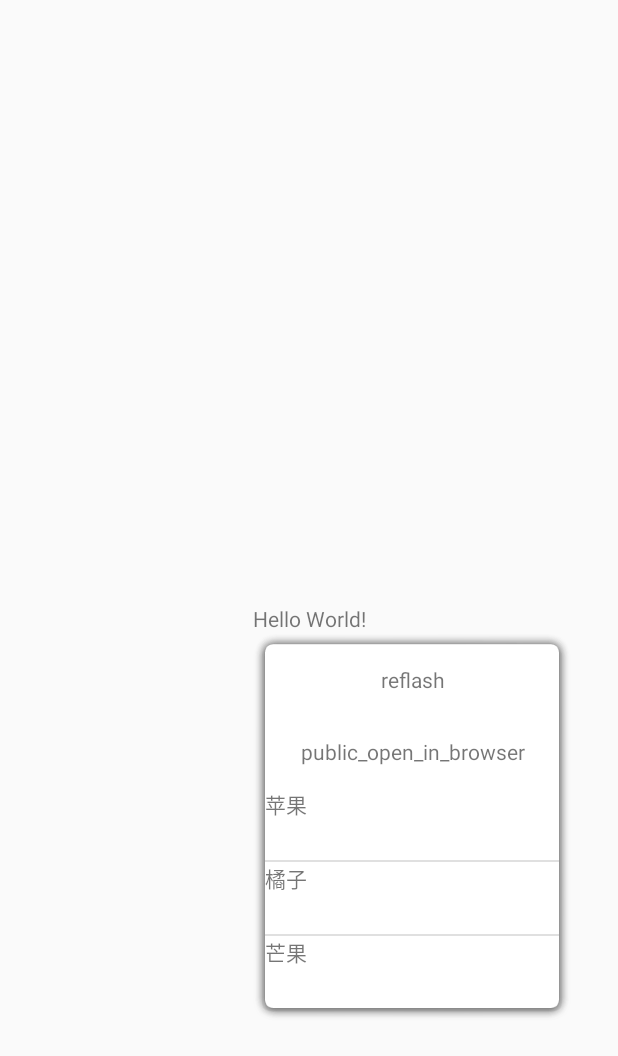
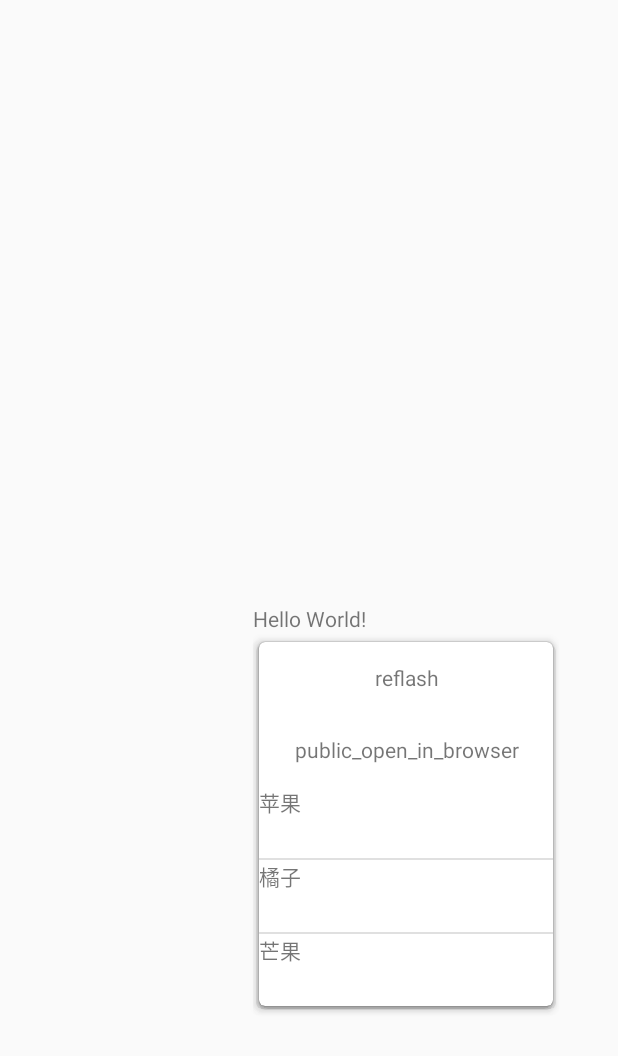
Before and after one commit to xdhuangsidi/RoundRectLayout, an Android app: the screen it shows after launch (MainActivity), after a tap on "Hello World!", on a phone screen of 412 x 824 dp. Shown: the top 1056 px of the screen. Run offline under Robolectric (Android 15) with nearby library versions, the phone set to English and light mode, and no system bars.

```diff
--- a/app/src/main/java/com/example/root/popup/MainActivity.java
+++ b/app/src/main/java/com/example/root/popup/MainActivity.java
@@ -6,6 +6,7 @@ import android.os.Bundle;
 import android.view.LayoutInflater;
 import android.view.View;
 import android.view.ViewGroup;
+import android.widget.AdapterView;
 import android.widget.ArrayAdapter;
 import android.widget.ListView;
 import android.widget.PopupWindow;
@@ -41,8 +42,13 @@ public class MainActivity extends Activity {
         window.setOutsideTouchable(true);
         window.setBackgroundDrawable(new BitmapDrawable());
         RoundRectLayout rcRelativeLayout = content_view.findViewById(R.id.rc_layout);
-        rcRelativeLayout.setRadius(12.5f);
         ListView listView = content_view.findViewById(R.id.listview);
+        listView.setOnItemClickListener(new AdapterView.OnItemClickListener() {
+            @Override
+            public void onItemClick(AdapterView<?> parent, View view, int position, long id) {
+                Toast.makeText(MainActivity.this, "test" + position,  Toast.LENGTH_SHORT).show();
+            }
+        });
         listView.setAdapter(adapter);
         TextView tv1 = content_view.findViewById(R.id.webview_more_fresh_text);
         tv1.setOnClickListener(new View.OnClickListener() {
--- a/app/src/main/java/com/example/root/popup/RoundRectLayout.java
+++ b/app/src/main/java/com/example/root/popup/RoundRectLayout.java
@@ -1,6 +1,7 @@
 package com.example.root.popup;
 
 import android.content.Context;
+import android.content.res.TypedArray;
 import android.graphics.Canvas;
 import android.graphics.Color;
 import android.graphics.Paint;
@@ -31,6 +32,10 @@ public class RoundRectLayout  extends FrameLayout {
 
     public RoundRectLayout(Context context, AttributeSet attrs, int defStyleAttr) {
         super(context, attrs, defStyleAttr);
+        TypedArray ta = context.obtainStyledAttributes(attrs, R.styleable.RoundRectLayout);
+        int roundCorner = ta.getDimensionPixelSize(R.styleable.RoundRectLayout_CornerRadius, 0);
+        setRadius(roundCorner);
+        ta.recycle();
         mLayer = new RectF();
         mClipPath = new Path();
         mPaint = new Paint();
--- a/app/src/main/res/layout/popup_menu.xml
+++ b/app/src/main/res/layout/popup_menu.xml
@@ -1,10 +1,19 @@
 <?xml version="1.0" encoding="utf-8"?>
-<com.example.root.popup.RoundRectLayout xmlns:android="http://schemas.android.com/apk/res/android"
+<android.support.v7.widget.CardView xmlns:android="http://schemas.android.com/apk/res/android"
     xmlns:app="http://schemas.android.com/apk/res-auto"
+    android:layout_height="wrap_content"
+    android:layout_width="wrap_content"
+    app:cardCornerRadius="4dp"
+    app:cardElevation="4dp"
+    app:cardMaxElevation="4dp"
+    app:cardPreventCornerOverlap="false"
+    app:cardUseCompatPadding="true"
+    >
+<com.example.root.popup.RoundRectLayout
     android:layout_width="wrap_content"
     android:layout_height="wrap_content"
     android:id="@+id/rc_layout"
-    android:background="@drawable/shadow_95052"
+    app:CornerRadius="4dp"
     >
 <LinearLayout
     android:layout_width="196dp"
@@ -39,3 +48,4 @@
 
 </LinearLayout>
 </com.example.root.popup.RoundRectLayout>
+</android.support.v7.widget.CardView>
```
Also changed, not shown: app/build.gradle (+7 -0 lines), app/src/main/res/values/attrs.xml (added, +34 -0 lines), 1 other file.
